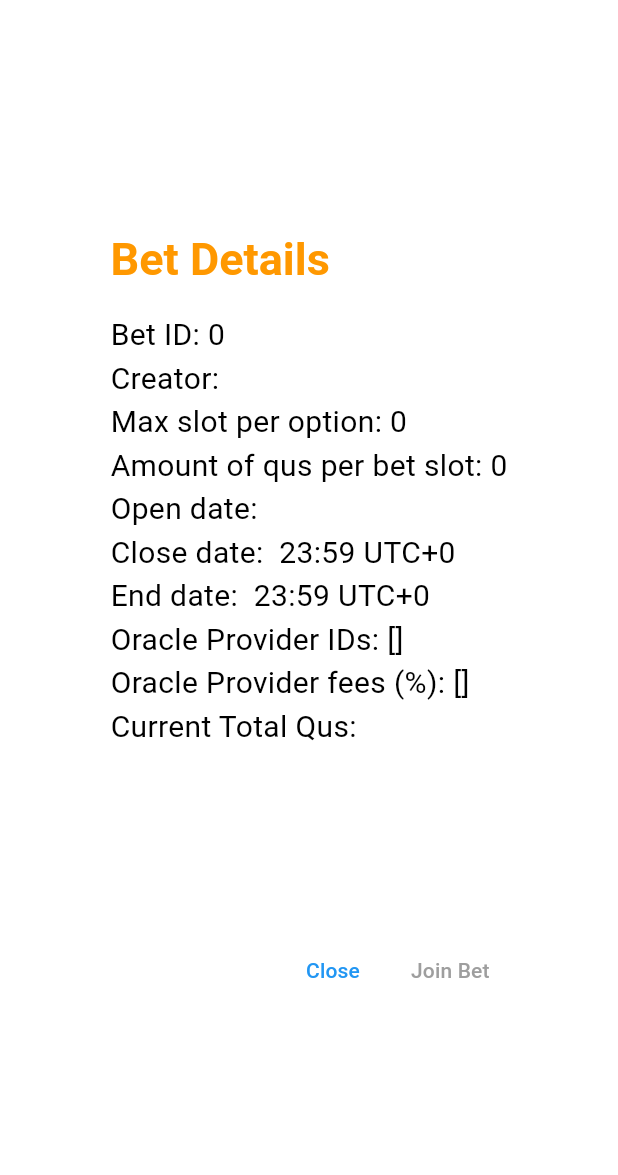
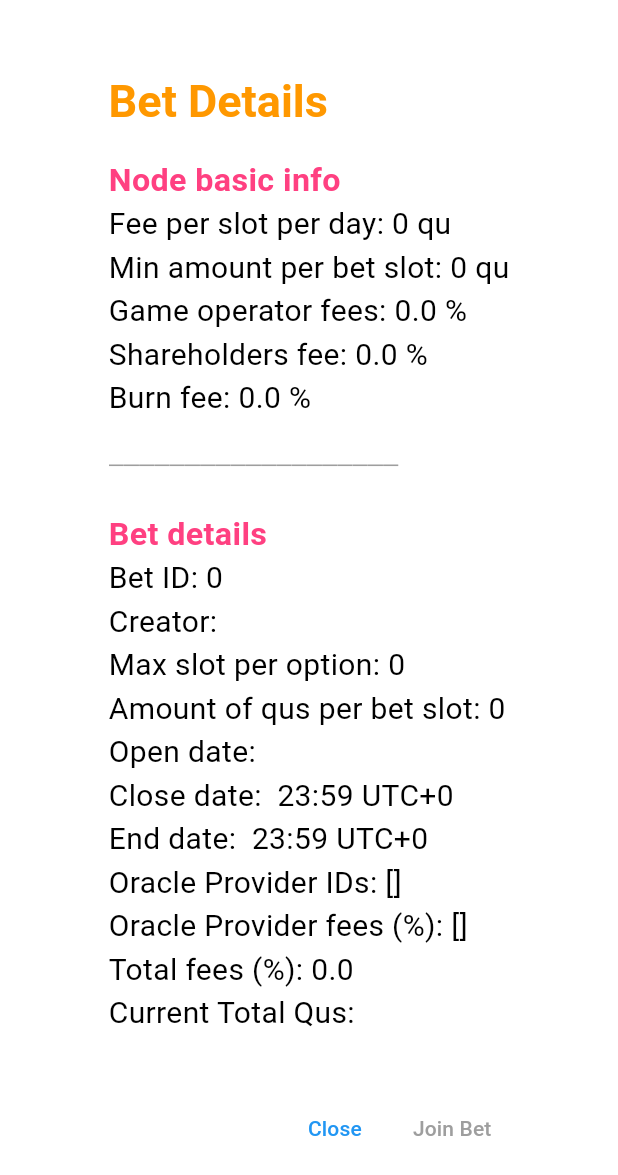
Before and after one commit to icyblob/betwebapp, a Flutter app: the BetDetailDialog widget shown alone on an empty page, opened directly with empty values, on a phone screen of 412 x 824 dp. Shown: the top 1175 px of the screen. Run offline on Flutter 3.47's test engine with Material 3 defaults, Android fonts, the phone set to English and light mode, and no system bars; network calls fail.

Commit message:
Show node basic info and sum all fees

```diff
--- a/lib/bet_detail_dialog.dart
+++ b/lib/bet_detail_dialog.dart
@@ -26,6 +26,13 @@ class BetDetailDialog extends StatefulWidget {
   final bool isPastBet;
   final DateTime? lastUpdateTime;
 
+  // final List<dynamic> nodeInfo;
+  final int feePerSlotPerDay;
+  final int minAmountPerSlot;
+  final double gameOperatorFee;
+  final double shareholdersFee;
+  final double burnFee;
+
   BetDetailDialog({
     super.key,
     required this.bet_id,
@@ -49,6 +56,11 @@ class BetDetailDialog extends StatefulWidget {
     required this.betting_odds,
     this.isPastBet = false,
     this.lastUpdateTime,
+    required this.feePerSlotPerDay,
+    required this.minAmountPerSlot,
+    required this.gameOperatorFee,
+    required this.shareholdersFee,
+    required this.burnFee,
   });
 
   @override
@@ -66,8 +78,10 @@ class _BetDetailDialogState extends State<BetDetailDialog> {
 
     List<double> percentages = [];
     if (widget.isPastBet) {
-      var total_bet = current_slot.fold(0, (previous, current) => previous + current);
-      percentages = current_slot.map((element) => (element / total_bet) * 100).toList();
+      var total_bet =
+          current_slot.fold(0, (previous, current) => previous + current);
+      percentages =
+          current_slot.map((element) => (element / total_bet) * 100).toList();
     }
 
     String lastUpdateText = widget.lastUpdateTime != null
@@ -84,6 +98,43 @@ class _BetDetailDialogState extends State<BetDetailDialog> {
       content: SingleChildScrollView(
         child: ListBody(
           children: <Widget>[
+            const Text(
+              'Node basic info',
+              style: const TextStyle(fontSize: 21.5, color: Colors.pinkAccent, fontWeight: FontWeight.bold),
+            ),
+            Text(
+              'Fee per slot per day: ${widget.feePerSlotPerDay} qu',
+              style: const TextStyle(fontSize: 20.0),
+            ),
+            Text(
+              'Min amount per bet slot: ${widget.minAmountPerSlot} qu',
+              style: const TextStyle(fontSize: 20.0),
+            ),
+            Text(
+              'Game operator fees: ${widget.gameOperatorFee.toStringAsFixed(1)} %',
+              style: const TextStyle(fontSize: 20.0),
+            ),
+            Text(
+              'Shareholders fee: ${widget.shareholdersFee.toStringAsFixed(1)} %',
+              style: const TextStyle(fontSize: 20.0),
+            ),
+            Text(
+              'Burn fee: ${widget.burnFee.toStringAsFixed(1)} %',
+              style: const TextStyle(fontSize: 20.0),
+            ),
+            const Text.rich(
+              TextSpan(
+                children: [
+                  TextSpan(
+                      text: '\n───────────────────\n',
+                      style: TextStyle(color: Colors.grey)),
+                ],
+              ),
+            ),
+            const Text(
+              'Bet details',
+              style: const TextStyle(fontSize: 21.5, color: Colors.pinkAccent, fontWeight: FontWeight.bold),
+            ),
             Text(
               'Bet ID: ${widget.bet_id}',
               style: const TextStyle(fontSize: 20.0),
@@ -118,6 +169,11 @@ class _BetDetailDialogState extends State<BetDetailDialog> {
             ),
             Text(
               'Oracle Provider fees (%): ${widget.oracle_fee}',
+              style: const TextStyle(fontSize: 20.0),
+            ),
+            Text(
+              'Total fees (%): ${widget.oracle_fee.fold(0.0, (previousValue, element) => previousValue + element)
+                  + widget.gameOperatorFee + widget.shareholdersFee + widget.burnFee}',
               style: const TextStyle(fontSize: 20.0),
             ),
             Text(
@@ -168,8 +224,9 @@ class _BetDetailDialogState extends State<BetDetailDialog> {
                           }
                         },
                         child: Text(
-                          !widget.isPastBet ? '${widget.option_desc[i]} (${current_slot[i]}/${widget.max_slot_per_option})' :
-                          '${widget.option_desc[i]} (${current_slot[i]} | ${percentages[i].toStringAsFixed(1)}%)',
+                          !widget.isPastBet
+                              ? '${widget.option_desc[i]} (${current_slot[i]}/${widget.max_slot_per_option})'
+                              : '${widget.option_desc[i]} (${current_slot[i]} | ${percentages[i].toStringAsFixed(1)}%)',
                           style: const TextStyle(
                               fontSize: 18.0, color: Colors.white),
                         ),
--- a/lib/bet_home_page.dart
+++ b/lib/bet_home_page.dart
@@ -1,5 +1,6 @@
 import 'dart:async';
 import 'dart:convert';
+import 'dart:math';
 import 'package:flutter/foundation.dart';
 import 'package:flutter/material.dart';
 import 'package:http/http.dart' as http;
@@ -20,8 +21,9 @@ class _BetHomePageState extends State<BetHomePage>
   final GlobalKey<ScaffoldState> _scaffoldKey = GlobalKey<ScaffoldState>();
   List<dynamic> ongoingBets = [];
   List<dynamic> pastBets = [];
-  Timer? _timer;  // Timer for periodic fetch
-  DateTime? lastUpdateTime;  // Store the last update time
+  List<dynamic> nodeInfo = [];
+  Timer? _timer; // Timer for periodic fetch
+  DateTime? lastUpdateTime; // Store the last update time
 
   @override
   void initState() {
@@ -43,11 +45,14 @@ class _BetHomePageState extends State<BetHomePage>
           await http.get(Uri.parse('$DATABASE_SERVER/get_active_bets'));
 
       if (response.statusCode == 200) {
-        final List<dynamic> data = json.decode(response.body);
+        final dynamic data = json.decode(response.body);
+        var bet_data = data['bet_list'];
+
         setState(() {
-          ongoingBets = data.where((bet) => bet['status'] == 1).toList();
-          pastBets = data.where((bet) => bet['status'] == 0).toList();
-          lastUpdateTime = DateTime.now();  // Update the last update time
+          ongoingBets = bet_data.where((bet) => bet['status'] == 1).toList();
+          pastBets = bet_data.where((bet) => bet['status'] == 0).toList();
+          lastUpdateTime = DateTime.now(); // Update the last update time
+          nodeInfo = data['node_info'];
         });
       } else {
         print(
@@ -58,13 +63,14 @@ class _BetHomePageState extends State<BetHomePage>
       print('Error: $e');
       throw Exception('Failed to load bets');
     } finally {
-      _startTimer();  // Start the timer after fetch completes
+      _startTimer(); // Start the timer after fetch completes
     }
   }
 
   void _startTimer() {
-    _timer?.cancel();  // Cancel any existing timer
-    _timer = Timer(const Duration(seconds: 3), _fetchBets);  // Fetch bets every 3 seconds
+    _timer?.cancel(); // Cancel any existing timer
+    _timer = Timer(
+        const Duration(seconds: 3), _fetchBets); // Fetch bets every 3 seconds
   }
 
   @override
@@ -144,8 +150,17 @@ class _BetHomePageState extends State<BetHomePage>
             child: TabBarView(
               controller: _tabController,
               children: [
-                BetList(bets: ongoingBets, isSmallScreen: isSmallScreen, lastUpdateTime: lastUpdateTime),
-                BetList(bets: pastBets, isSmallScreen: isSmallScreen, isPastBet: true, lastUpdateTime: lastUpdateTime),
+                BetList(
+                    bets: ongoingBets,
+                    node_info: nodeInfo,
+                    isSmallScreen: isSmallScreen,
+                    lastUpdateTime: lastUpdateTime),
+                BetList(
+                    bets: pastBets,
+                    node_info: nodeInfo,
+                    isSmallScreen: isSmallScreen,
+                    isPastBet: true,
+                    lastUpdateTime: lastUpdateTime),
                 CreateBetForm(),
               ],
             ),
@@ -158,12 +173,15 @@ class _BetHomePageState extends State<BetHomePage>
 
 class BetList extends StatelessWidget {
   final List<dynamic> bets;
+  final List<dynamic> node_info;
   final bool isSmallScreen;
   final bool isPastBet;
   final DateTime? lastUpdateTime;
 
-  BetList({super.key,
+  BetList({
+    super.key,
     required this.bets,
+    required this.node_info,
     required this.isSmallScreen,
     this.isPastBet = false,
     this.lastUpdateTime,
@@ -188,6 +206,13 @@ class BetList extends StatelessWidget {
         itemCount: bets.length,
         itemBuilder: (context, index) {
           final bet = bets[index];
+
+          final dynamic nodeInfo = node_info[0];
+          int feePerSlotPerDay = nodeInfo['fee_per_slot_per_day'];
+          int minAmountPerSlot = nodeInfo['min_amount_per_slot'];
+          double gameOperatorFee = nodeInfo['game_operator_fee'];
+          double shareholdersFee = nodeInfo['shareholders_fee'];
+          double burnFee = nodeInfo['burn_fee'];
 
           if (kDebugMode) {
             print(bet);
@@ -236,6 +261,11 @@ class BetList extends StatelessWidget {
             betting_odds: List<String>.from(json.decode(bet['betting_odds'])),
             isPastBet: isPastBet,
             lastUpdateTime: lastUpdateTime,
+            feePerSlotPerDay: feePerSlotPerDay,
+            minAmountPerSlot: minAmountPerSlot,
+            gameOperatorFee: gameOperatorFee,
+            shareholdersFee: shareholdersFee,
+            burnFee: burnFee,
           );
         },
       ),
```
Also changed, not shown: lib/bet_card.dart (+18 -1 lines), pubspec.lock.
